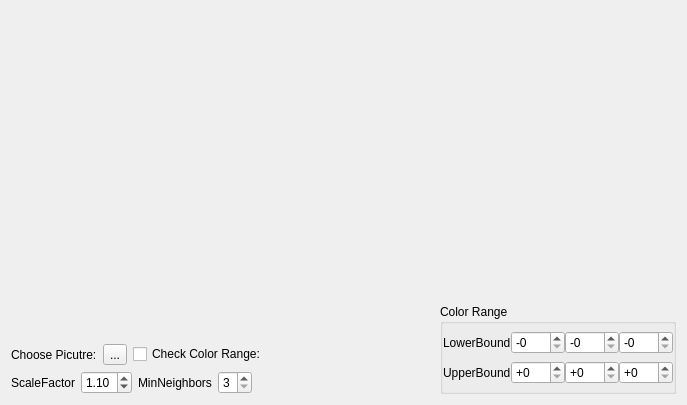
This is stillobject.ui in windsice/Facial-Recognition as Qt 5 draws it before an edit. The edited form follows.
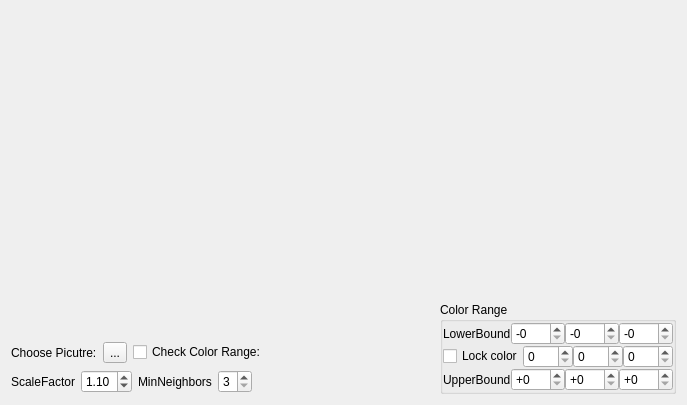
This is the edited form.

Commit message: fixed color picker, and have object focus showing color

What changed in the file:
```diff
--- a/stillobject.ui
+++ b/stillobject.ui
@@ -300,6 +300,74 @@
           </item>
          </layout>
         </item>
+        <item>
+         <layout class="QHBoxLayout" name="horizontalLayout_6">
+          <item>
+           <widget class="QCheckBox" name="checkBox_lockColor">
+            <property name="text">
+             <string>Lock color</string>
+            </property>
+           </widget>
+          </item>
+          <item>
+           <widget class="QSpinBox" name="spinBox_H">
+            <property name="toolTip">
+             <string/>
+            </property>
+            <property name="statusTip">
+             <string>Hue</string>
+            </property>
+            <property name="whatsThis">
+             <string/>
+            </property>
+            <property name="prefix">
+             <string/>
+            </property>
+            <property name="maximum">
+             <number>179</number>
+            </property>
+           </widget>
+          </item>
+          <item>
+           <widget class="QSpinBox" name="spinBox_S">
+            <property name="toolTip">
+             <string/>
+            </property>
+            <property name="statusTip">
+             <string>Saturation</string>
+            </property>
+            <property name="whatsThis">
+             <string/>
+            </property>
+            <property name="prefix">
+             <string/>
+            </property>
+            <property name="maximum">
+             <number>255</number>
+            </property>
+           </widget>
+          </item>
+          <item>
+           <widget class="QSpinBox" name="spinBox_V">
+            <property name="toolTip">
+             <string/>
+            </property>
+            <property name="statusTip">
+             <string>Value</string>
+            </property>
+            <property name="whatsThis">
+             <string/>
+            </property>
+            <property name="prefix">
+             <string/>
+            </property>
+            <property name="maximum">
+             <number>255</number>
+            </property>
+           </widget>
+          </item>
+         </layout>
+        </item>
         <item>
          <layout class="QHBoxLayout" name="horizontalLayout_4">
           <item>
```
The commit also changes 3 other files.
